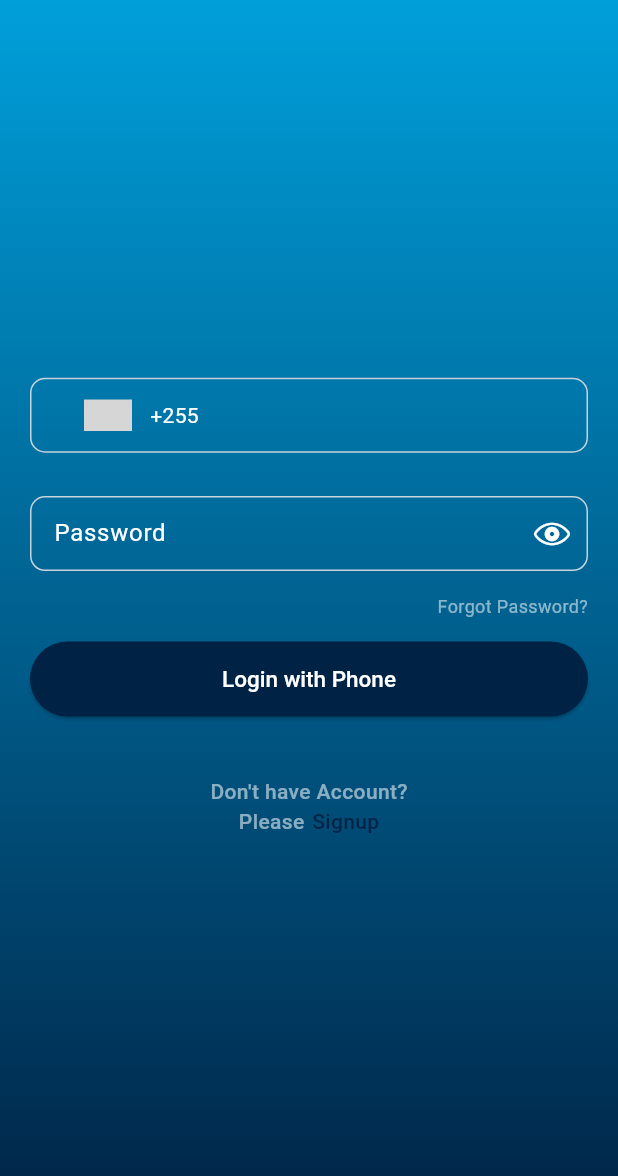
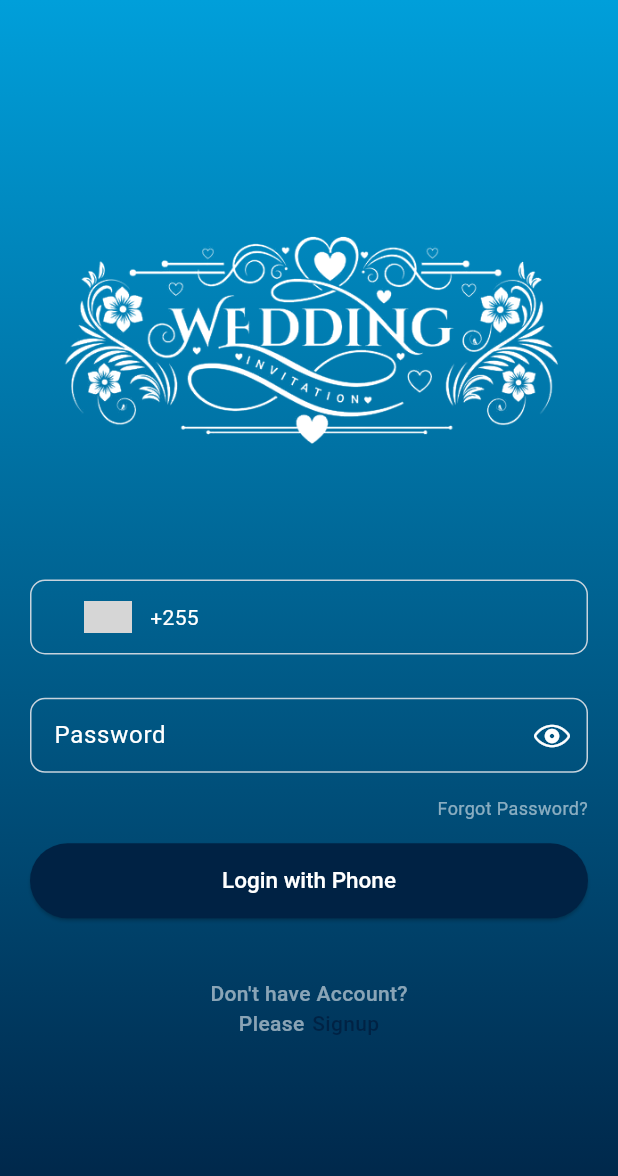
Before and after one commit to anordy/invitation, a Flutter app: the screen it shows after launch, on a phone screen of 412 x 824 dp. Shown: the top 1176 px of the screen. Run offline on Flutter 3.47's test engine with Material 3 defaults, Android fonts, the phone set to English and light mode, and no system bars; drawn by our look-alikes of intl_phone_number_input; our stand-ins replace adaptive_theme, bloc, connectivity_plus, country_code_picker, dio, flutter_bloc and 6 more; missing offline and left inert: dio_logger, flutter_barcode_scanner, is_first_run; grey boxes are pictures that could not be loaded.

Commit message:
invitation change

```diff
--- a/lib/cubits/event_scan/cubit/event_scan_cubit.dart
+++ b/lib/cubits/event_scan/cubit/event_scan_cubit.dart
@@ -13,9 +13,6 @@ class EventScanCubit extends Cubit<EventScanState> {
 
   void scanCard(dynamic data) async {
     try {
-      print("********* data  ********");
-      print(data);
-      print("****************************");
       emit(const EventScanState.loading());
       final response = await EventRepository().scanCard(data);
       emit(EventScanState.success(data: response));
--- a/lib/page/Auth/login_screen.dart
+++ b/lib/page/Auth/login_screen.dart
@@ -88,15 +88,11 @@ class _LoginScreenState extends State<LoginScreen> {
               child:
                   Column(mainAxisAlignment: MainAxisAlignment.start, children: [
 
+               Image.asset('assets/images/inv1.png',color: Colors.white,),
               SizedBox(
-                  height: Utils.displayHeight(context) * 0.12,
-                ),
-                SizedBox(
-                  height: Utils.displayHeight(context) * 0.02,
-                ),
-                SizedBox(
-                  height: Utils.displayHeight(context) * 0.02,
-                ),
+                height: Utils.displayHeight(context) * 0.06,
+              ),
+
                 Container(
                   height: 50,
                   decoration: BoxDecoration(
```
Also changed, not shown: lib/page/screen/scan_qr_screen.dart (+37 -11 lines).
